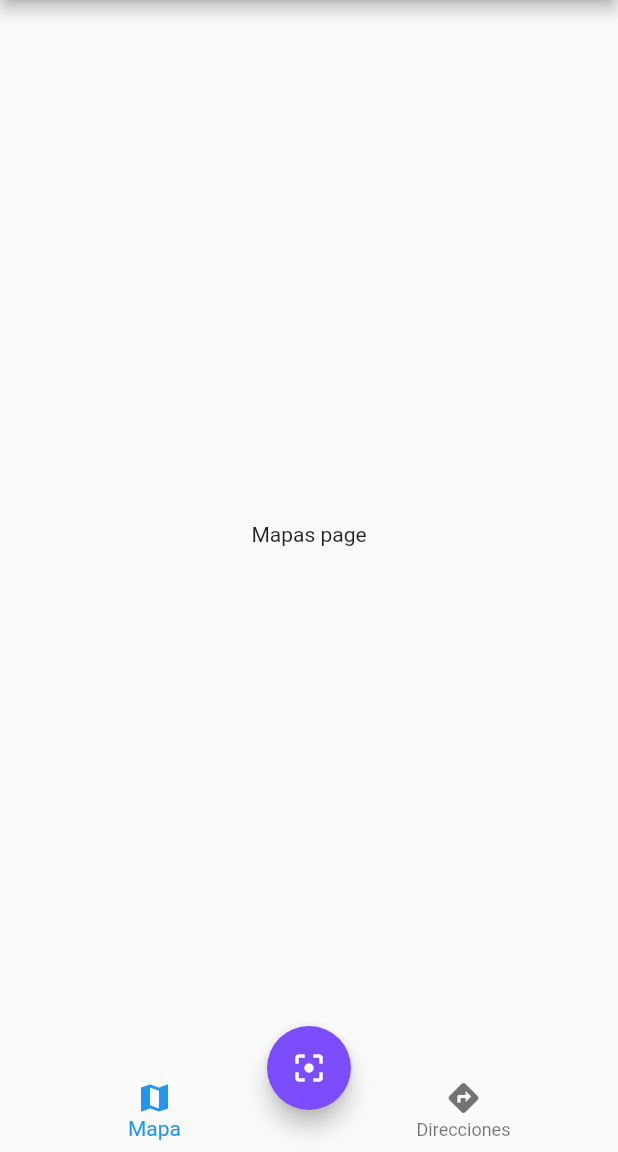
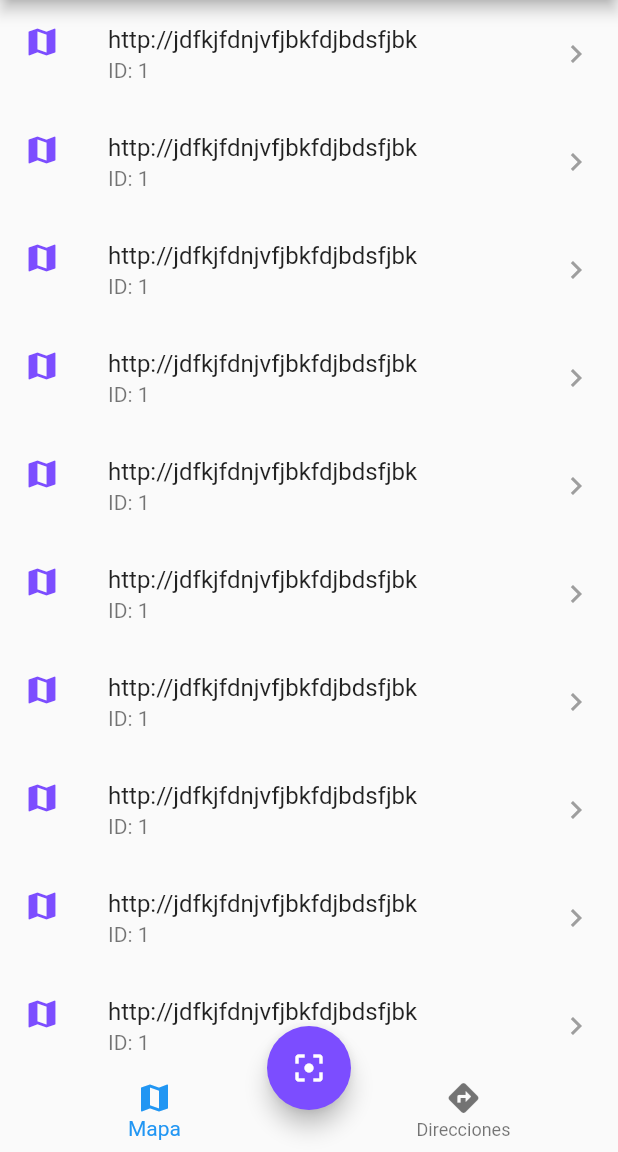
Before and after one commit to vjkc09/QR-Maps-Urls, a Flutter app: the screen it shows after launch, on a phone screen of 412 x 824 dp, the part 84-1236 px from its top. Run offline on Flutter 3.47's test engine with Material 2 defaults, Android fonts, the phone set to English and light mode, and no system bars; our stand-ins replace sqflite; missing offline and left inert: flutter_barcode_scanner; accounts and stored records are empty.

Commit message:
feat: provider scans y diseño mapas listView

```diff
--- a/lib/main.dart
+++ b/lib/main.dart
@@ -1,6 +1,7 @@
 import 'package:flutter/material.dart';
 import 'package:flutter_application_qr/pages/home_page.dart';
 import 'package:flutter_application_qr/pages/mapa_page.dart';
+import 'package:flutter_application_qr/providers/scan_list_provider.dart';
 import 'package:flutter_application_qr/providers/ui_provider.dart';
 import 'package:provider/provider.dart';
 
@@ -12,6 +13,7 @@ class MyApp extends StatelessWidget {
     return MultiProvider(
       providers: [
         ChangeNotifierProvider(create: (_) => new UIProvider()),
+        ChangeNotifierProvider(create: (_) => new ScanListProvider()),
       ],
 
       child: MaterialApp(
--- a/lib/pages/mapas_page.dart
+++ b/lib/pages/mapas_page.dart
@@ -5,8 +5,15 @@ class MapasPage extends StatelessWidget {
 
   @override
   Widget build(BuildContext context) {
-    return Center(
-      child: Text('Mapas page'),
-    );
+    return ListView.builder(
+      itemCount: 10,
+      itemBuilder: (_, i) => ListTile(
+        leading: Icon(Icons.map, color: Theme.of(context).primaryColor),
+        title: Text('http://jdfkjfdnjvfjbkfdjbdsfjbk'),
+        subtitle: Text('ID: 1'),
+        trailing:  Icon(Icons.keyboard_arrow_right, color: Colors.grey,),
+        onTap: () => print('abrir algo'),
+      )
+      );
   }
 }
```
Also changed, not shown: lib/providers/scan_list_provider.dart (added, +47 -0 lines).
